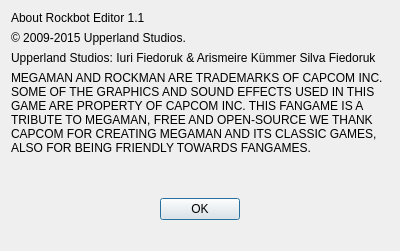
Qt form editor/aboutwindow.ui (protoman/firefly) before a commit.
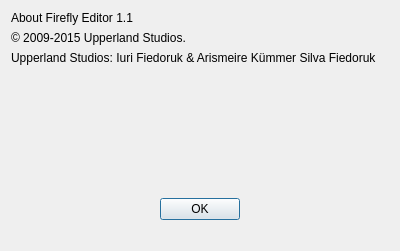
The same form after that commit.

Commit message: - implement object chest - start on-screen-area object list for optimization - add json lib for future dialogs - in-game menu backgrounds - re-add GFX and add new one dark-mode - more player1 sprites - implement door key - alternate fullscreen mode with ALT+RETURN - enable area music - several improvements in editor

The edit to the form file:
```diff
--- a/editor/aboutwindow.ui
+++ b/editor/aboutwindow.ui
@@ -29,7 +29,7 @@
      <item>
       <widget class="QLabel" name="label">
        <property name="text">
-        <string>About Rockbot Editor 1.1</string>
+        <string>About Firefly Editor 1.1</string>
        </property>
       </widget>
      </item>
@@ -56,7 +56,7 @@
      <item>
       <widget class="QLabel" name="label_4">
        <property name="text">
-        <string>MEGAMAN AND ROCKMAN ARE TRADEMARKS OF CAPCOM INC. SOME OF THE GRAPHICS AND SOUND EFFECTS USED IN THIS GAME ARE PROPERTY OF CAPCOM INC. THIS FANGAME IS A TRIBUTE TO MEGAMAN, FREE AND OPEN-SOURCE WE THANK CAPCOM FOR CREATING MEGAMAN AND ITS CLASSIC GAMES, ALSO FOR BEING FRIENDLY TOWARDS FANGAMES.</string>
+        <string/>
        </property>
        <property name="wordWrap">
         <bool>true</bool>
```
The commit also changes 119 other files.
